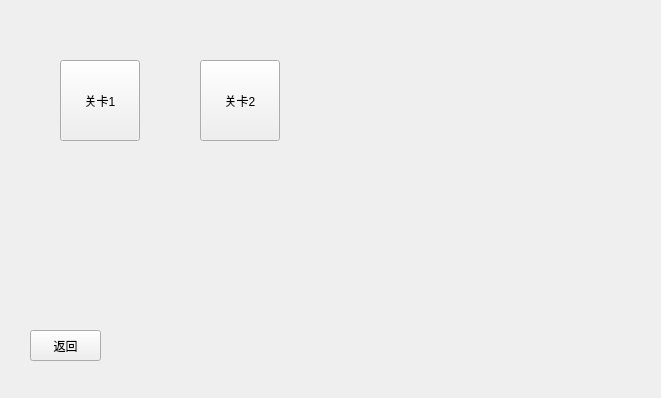
Above: qlevel.ui from CalciumArgon/SnakeGame before the change. Below: the same form after it.
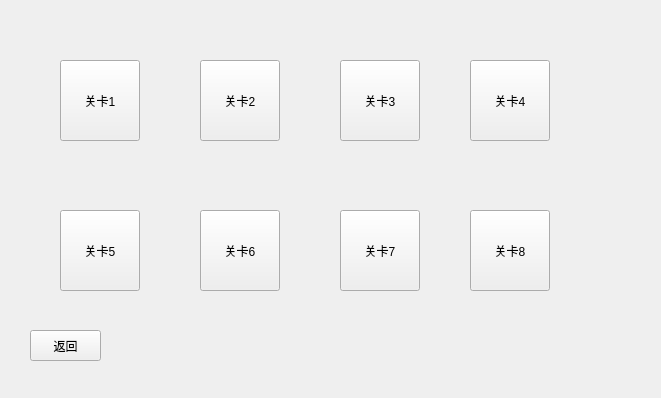
That is the form after the change.

Commit message: 增加8个关卡；更新item, game类；速度及时钟循环翻倍

Patch:
```diff
--- a/qlevel.ui
+++ b/qlevel.ui
@@ -52,6 +52,84 @@
     <string>返回</string>
    </property>
   </widget>
+  <widget class="QPushButton" name="btnLev3">
+   <property name="geometry">
+    <rect>
+     <x>340</x>
+     <y>60</y>
+     <width>80</width>
+     <height>81</height>
+    </rect>
+   </property>
+   <property name="text">
+    <string>关卡3</string>
+   </property>
+  </widget>
+  <widget class="QPushButton" name="btnLev4">
+   <property name="geometry">
+    <rect>
+     <x>470</x>
+     <y>60</y>
+     <width>80</width>
+     <height>81</height>
+    </rect>
+   </property>
+   <property name="text">
+    <string>关卡4</string>
+   </property>
+  </widget>
+  <widget class="QPushButton" name="btnLev5">
+   <property name="geometry">
+    <rect>
+     <x>60</x>
+     <y>210</y>
+     <width>80</width>
+     <height>81</height>
+    </rect>
+   </property>
+   <property name="text">
+    <string>关卡5</string>
+   </property>
+  </widget>
+  <widget class="QPushButton" name="btnLev6">
+   <property name="geometry">
+    <rect>
+     <x>200</x>
+     <y>210</y>
+     <width>80</width>
+     <height>81</height>
+    </rect>
+   </property>
+   <property name="text">
+    <string>关卡6</string>
+   </property>
+  </widget>
+  <widget class="QPushButton" name="btnLev7">
+   <property name="geometry">
+    <rect>
+     <x>340</x>
+     <y>210</y>
+     <width>80</width>
+     <height>81</height>
+    </rect>
+   </property>
+   <property name="text">
+    <string>关卡7</string>
+   </property>
+  </widget>
+  <widget class="QPushButton" name="btnLev8">
+   <property name="geometry">
+    <rect>
+     <x>470</x>
+     <y>210</y>
+     <width>80</width>
+     <height>81</height>
+    </rect>
+   </property>
+   <property name="text">
+    <string>关卡8</string>
+   </property>
+  </widget>
  </widget>
  <resources/>
  <connections>
```
The commit also changes 10 other files.
